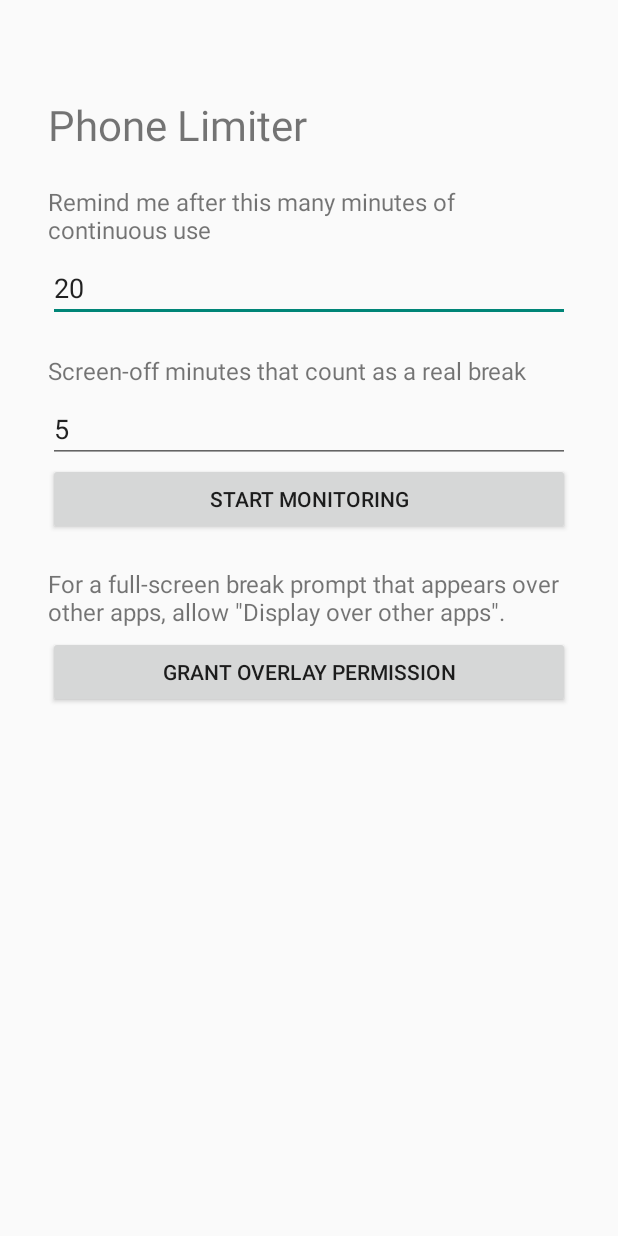
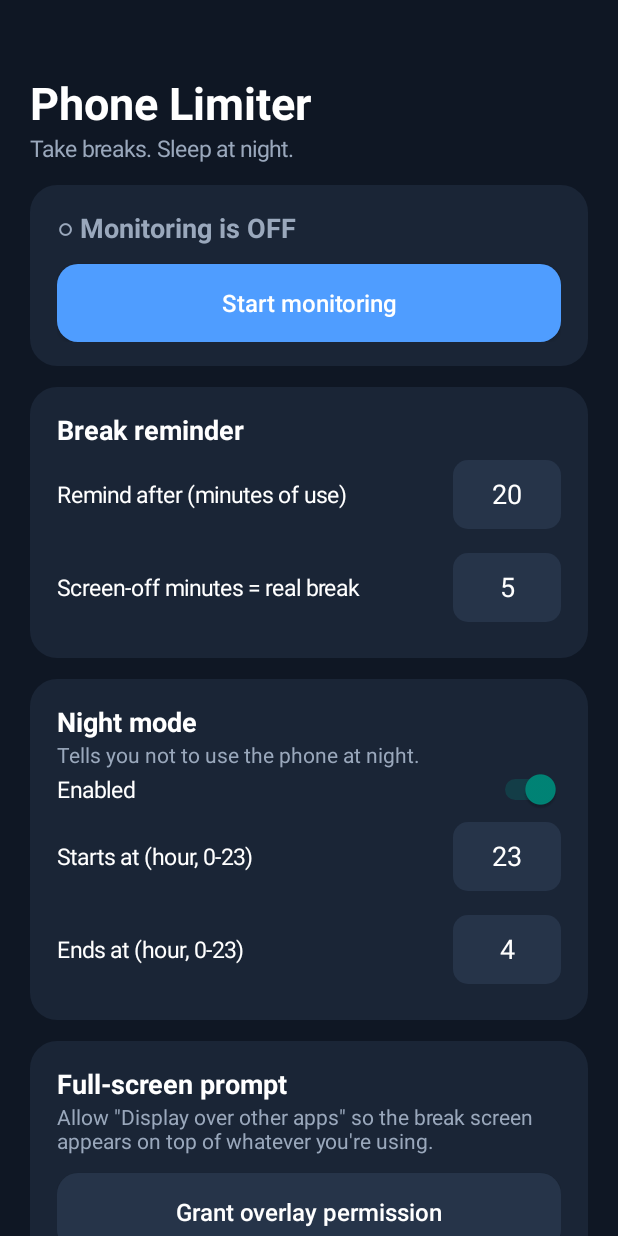
Before and after one commit to usb10-ai/usb10-ai.github.io, an Android app: the screen it shows after launch (MainActivity), on a phone screen of 412 x 824 dp. Run offline under Robolectric (Android 15) with nearby library versions, the phone set to English and light mode, and no system bars.

Commit message:
Phone Limiter: night-time mode (11pm-4am) and redesigned UI
Co-Authored-By: Claude Sonnet 5.5 <noreply@anthropic.com>
Claude-Session: https://claude.ai/code/session_0154ChAQaAiJYFNwnJMK3tmP

```diff
--- a/phone-limiter/app/src/main/java/com/example/phonelimiter/MainActivity.kt
+++ b/phone-limiter/app/src/main/java/com/example/phonelimiter/MainActivity.kt
@@ -3,45 +3,96 @@ package com.example.phonelimiter
 import android.Manifest
 import android.app.Activity
 import android.content.Intent
+import android.graphics.Color
 import android.net.Uri
 import android.os.Bundle
 import android.provider.Settings
+import android.view.ViewGroup
 import android.widget.*
 
 class MainActivity : Activity() {
     override fun onCreate(b: Bundle?) {
         super.onCreate(b)
         requestPermissions(arrayOf(Manifest.permission.POST_NOTIFICATIONS), 0)
-        val root = LinearLayout(this).apply { orientation = LinearLayout.VERTICAL; setPadding(48, 96, 48, 48) }
-        fun label(s: String) = TextView(this).apply { text = s; textSize = 16f; setPadding(0, 32, 0, 8) }
-        fun number(v: Int) = EditText(this).apply { setText(v.toString()); inputType = 2 }
+        val c = this
+        val root = LinearLayout(c).apply {
+            orientation = LinearLayout.VERTICAL
+            setBackgroundColor(Ui.BG)
+            setPadding(Ui.dp(c, 20), Ui.dp(c, 48), Ui.dp(c, 20), Ui.dp(c, 32))
+        }
+        root.addView(Ui.text(c, "Phone Limiter", 30f, bold = true))
+        root.addView(Ui.text(c, "Take breaks. Sleep at night.", 15f, Ui.MUTED))
 
-        root.addView(TextView(this).apply { text = "Phone Limiter"; textSize = 28f })
-        root.addView(label("Remind me after this many minutes of continuous use"))
-        val limit = number(Prefs.limitMin(this)).also { root.addView(it) }
-        root.addView(label("Screen-off minutes that count as a real break"))
-        val brk = number(Prefs.breakMin(this)).also { root.addView(it) }
+        // Status + start/stop
+        val status = Ui.text(c, "", 18f, bold = true)
+        val toggle = Ui.button(c, "")
+        val hero = Ui.card(c).apply { addView(status); addView(toggle) }
+        root.addView(hero)
 
-        val toggle = Button(this)
-        fun refresh() { toggle.text = if (Prefs.enabled(this)) "Stop monitoring" else "Start monitoring" }
+        // Break reminder settings
+        val limit = Ui.number(c, Prefs.limitMin(c))
+        val brk = Ui.number(c, Prefs.breakMin(c))
+        root.addView(Ui.card(c).apply {
+            addView(Ui.text(c, "Break reminder", 18f, bold = true))
+            addView(Ui.row(c, "Remind after (minutes of use)", limit))
+            addView(Ui.row(c, "Screen-off minutes = real break", brk))
+        })
+
+        // Night mode settings
+        val nightOn = Switch(c).apply { isChecked = Prefs.nightOn(c); setTextColor(Color.WHITE) }
+        val ns = Ui.number(c, Prefs.nightStart(c)); val ne = Ui.number(c, Prefs.nightEnd(c))
+        root.addView(Ui.card(c).apply {
+            addView(Ui.text(c, "Night mode", 18f, bold = true))
+            addView(Ui.text(c, "Tells you not to use the phone at night.", 14f, Ui.MUTED))
+            addView(LinearLayout(c).apply {
+                gravity = android.view.Gravity.CENTER_VERTICAL
+                addView(Ui.text(c, "Enabled", 15f).apply { layoutParams = LinearLayout.LayoutParams(0, ViewGroup.LayoutParams.WRAP_CONTENT, 1f) })
+                addView(nightOn)
+            })
+            addView(Ui.row(c, "Starts at (hour, 0-23)", ns))
+            addView(Ui.row(c, "Ends at (hour, 0-23)", ne))
+        })
+
+        // Overlay permission
+        root.addView(Ui.card(c).apply {
+            addView(Ui.text(c, "Full-screen prompt", 18f, bold = true))
+            addView(Ui.text(c, "Allow \"Display over other apps\" so the break screen appears on top of whatever you're using.", 14f, Ui.MUTED))
+            addView(Ui.button(c, "Grant overlay permission", Color.parseColor("#263449")).apply {
+                setOnClickListener {
+                    startActivity(Intent(Settings.ACTION_MANAGE_OVERLAY_PERMISSION, Uri.parse("package:$packageName")))
+                }
+            })
+        })
+
+        fun save() {
+            Prefs.set(c, limit.text.toString().toIntOrNull()?.coerceAtLeast(1) ?: 20,
+                brk.text.toString().toIntOrNull()?.coerceAtLeast(1) ?: 5)
+            Prefs.setNight(c, nightOn.isChecked,
+                (ns.text.toString().toIntOrNull() ?: 23).coerceIn(0, 23),
+                (ne.text.toString().toIntOrNull() ?: 4).coerceIn(0, 23))
+        }
+        fun refresh() {
+            val on = Prefs.enabled(c)
+            status.text = if (on) "● Monitoring is ON" else "○ Monitoring is OFF"
+            status.setTextColor(if (on) Color.parseColor("#4CD98A") else Ui.MUTED)
+            toggle.text = if (on) "Stop monitoring" else "Start monitoring"
+        }
         toggle.setOnClickListener {
-            val l = limit.text.toString().toIntOrNull()?.coerceAtLeast(1) ?: 20
-            val k = brk.text.toString().toIntOrNull()?.coerceAtLeast(1) ?: 5
-            Prefs.set(this, l, k)
-            val on = !Prefs.enabled(this)
-            Prefs.setEnabled(this, on)
-            if (on) UsageService.start(this) else UsageService.stop(this)
+            save()
+            val on = !Prefs.enabled(c)
+            Prefs.setEnabled(c, on)
+            if (on) UsageService.start(c) else UsageService.stop(c)
             refresh()
         }
-        refresh(); root.addView(toggle)
-
-        root.addView(label("For a full-screen break prompt that appears over other apps, allow \"Display over other apps\"."))
-        root.addView(Button(this).apply {
-            text = "Grant overlay permission"
+        // Restart the service so changed settings take effect while running.
+        root.addView(Ui.button(c, "Save settings", Color.parseColor("#263449")).apply {
             setOnClickListener {
-                startActivity(Intent(Settings.ACTION_MANAGE_OVERLAY_PERMISSION, Uri.parse("package:$packageName")))
+                save()
+                if (Prefs.enabled(c)) { UsageService.stop(c); UsageService.start(c) }
+                Toast.makeText(c, "Saved", Toast.LENGTH_SHORT).show()
             }
         })
-        setContentView(ScrollView(this).apply { addView(root) })
+        refresh()
+        setContentView(ScrollView(c).apply { setBackgroundColor(Ui.BG); addView(root) })
     }
 }
--- a/phone-limiter/app/src/main/java/com/example/phonelimiter/Prefs.kt
+++ b/phone-limiter/app/src/main/java/com/example/phonelimiter/Prefs.kt
@@ -9,4 +9,9 @@ object Prefs {
     fun enabled(c: Context) = sp(c).getBoolean("enabled", false)
     fun set(c: Context, limit: Int, brk: Int) = sp(c).edit().putInt("limit", limit).putInt("break", brk).apply()
     fun setEnabled(c: Context, on: Boolean) = sp(c).edit().putBoolean("enabled", on).apply()
+    fun nightOn(c: Context) = sp(c).getBoolean("nightOn", true)
+    fun nightStart(c: Context) = sp(c).getInt("nightStart", 23)
+    fun nightEnd(c: Context) = sp(c).getInt("nightEnd", 4)
+    fun setNight(c: Context, on: Boolean, start: Int, end: Int) =
+        sp(c).edit().putBoolean("nightOn", on).putInt("nightStart", start).putInt("nightEnd", end).apply()
 }
--- /dev/null
+++ b/phone-limiter/app/src/main/java/com/example/phonelimiter/Ui.kt
@@ -0,0 +1,57 @@
+package com.example.phonelimiter
+
+import android.content.Context
+import android.graphics.Color
+import android.graphics.drawable.GradientDrawable
+import android.view.Gravity
+import android.view.ViewGroup
+import android.widget.*
+
+/** Tiny UI helpers so the screens share one dark, rounded look. */
+object Ui {
+    val BG = Color.parseColor("#0F1724")
+    val CARD = Color.parseColor("#1A2536")
+    val ACCENT = Color.parseColor("#4F9DFF")
+    val MUTED = Color.parseColor("#9AA8BC")
+
+    fun dp(c: Context, v: Int) = (v * c.resources.displayMetrics.density).toInt()
+
+    fun rounded(color: Int, radius: Float, c: Context) = GradientDrawable().apply {
+        setColor(color); cornerRadius = dp(c, radius.toInt()).toFloat()
+    }
+
+    fun text(c: Context, s: String, size: Float, color: Int = Color.WHITE, bold: Boolean = false) =
+        TextView(c).apply {
+            text = s; textSize = size; setTextColor(color)
+            if (bold) setTypeface(typeface, android.graphics.Typeface.BOLD)
+        }
+
+    fun card(c: Context) = LinearLayout(c).apply {
+        orientation = LinearLayout.VERTICAL
+        background = rounded(CARD, 18f, c)
+        setPadding(dp(c, 18), dp(c, 16), dp(c, 18), dp(c, 16))
+        layoutParams = LinearLayout.LayoutParams(ViewGroup.LayoutParams.MATCH_PARENT, ViewGroup.LayoutParams.WRAP_CONTENT)
+            .apply { topMargin = dp(c, 14) }
+    }
+
+    fun button(c: Context, label: String, fill: Int = ACCENT, fg: Int = Color.WHITE) = Button(c).apply {
+        text = label; isAllCaps = false; textSize = 16f; setTextColor(fg)
+        background = rounded(fill, 14f, c)
+        layoutParams = LinearLayout.LayoutParams(ViewGroup.LayoutParams.MATCH_PARENT, dp(c, 52))
+            .apply { topMargin = dp(c, 12) }
+    }
+
+    fun number(c: Context, v: Int) = EditText(c).apply {
+        setText(v.toString()); inputType = 2; textSize = 18f; setTextColor(Color.WHITE)
+        gravity = Gravity.CENTER; background = rounded(Color.parseColor("#263449"), 10f, c)
+        layoutParams = LinearLayout.LayoutParams(dp(c, 72), dp(c, 46))
+    }
+
+    /** "Label ........ [number]" row. */
+    fun row(c: Context, label: String, field: EditText) = LinearLayout(c).apply {
+        gravity = Gravity.CENTER_VERTICAL
+        setPadding(0, dp(c, 8), 0, dp(c, 8))
+        addView(text(c, label, 15f).apply { layoutParams = LinearLayout.LayoutParams(0, ViewGroup.LayoutParams.WRAP_CONTENT, 1f) })
+        addView(field)
+    }
+}
```
Also changed, not shown: phone-limiter/app/src/main/java/com/example/phonelimiter/BreakActivity.kt (+32 -15 lines), phone-limiter/app/src/main/java/com/example/phonelimiter/SessionTracker.kt (+18 -0 lines), phone-limiter/app/src/main/java/com/example/phonelimiter/UsageService.kt (+15 -6 lines), 2 other files.
